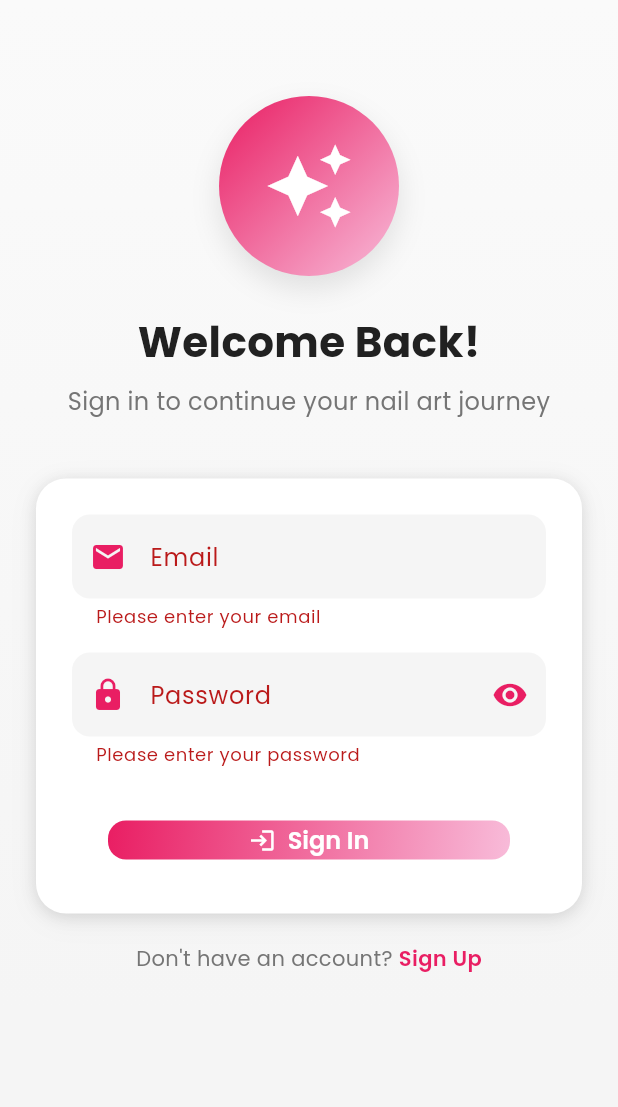
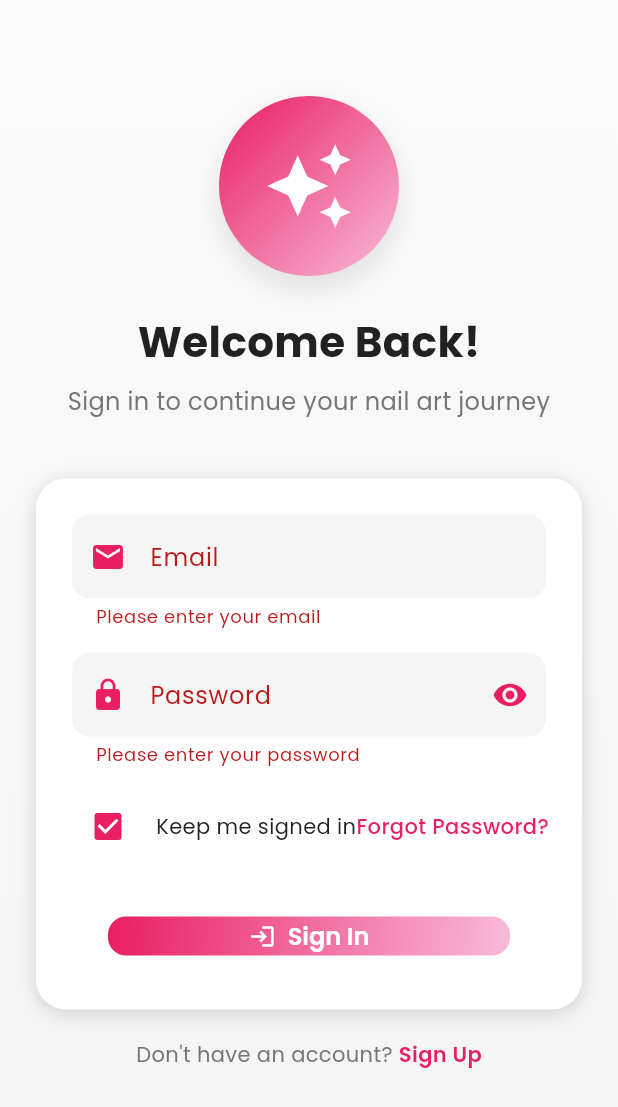
Before and after one commit to odardes/nailStore, a Flutter app: the screen it shows after launch, after a tap on "Sign In", on a phone screen of 412 x 824 dp. Shown: the top 1107 px of the screen. Run offline on Flutter 3.47's test engine with Material 3 defaults, Android fonts, the light colour scheme and no system bars; our stand-ins replace cached_network_image, google_fonts, image_picker, share_plus, shared_preferences; missing offline and left inert: file_saver, gal; accounts and stored records are empty; network calls fail.

Commit message:
🔐 Fix authentication persistence issue
- Add 'Keep me signed in' checkbox to login screen
- Implement temporary session mode for better UX
- Improve error recovery for authentication state
- Add session extension logic to maintain login state
- Fix browser restart requiring sign up every time

Fixes: Chrome restart authentication issue

```diff
--- a/lib/providers/user_provider.dart
+++ b/lib/providers/user_provider.dart
@@ -29,6 +29,7 @@ class UserProvider with ChangeNotifier {
     try {
       final prefs = await SharedPreferences.getInstance();
       final isLoggedIn = prefs.getBool(_isLoggedInKey) ?? false;
+      final sessionType = prefs.getString('session_type');
 
       if (isLoggedIn) {
         final userJson = prefs.getString(_userKey);
@@ -36,12 +37,28 @@ class UserProvider with ChangeNotifier {
           final userMap = json.decode(userJson) as Map<String, dynamic>;
           _currentUser = User.fromJson(userMap);
           _isLoggedIn = true;
+
+          // Only extend session if it's not temporary
+          if (sessionType != 'temporary') {
+            await prefs.setBool(_isLoggedInKey, true);
+          }
         }
       }
     } catch (e) {
-      // Error loading user data
-      _currentUser = null;
-      _isLoggedIn = false;
+      // Error loading user data - try to keep user logged in if data exists
+      try {
+        final prefs = await SharedPreferences.getInstance();
+        final userJson = prefs.getString(_userKey);
+        if (userJson != null) {
+          final userMap = json.decode(userJson) as Map<String, dynamic>;
+          _currentUser = User.fromJson(userMap);
+          _isLoggedIn = true;
+          await prefs.setBool(_isLoggedInKey, true);
+        }
+      } catch (e2) {
+        _currentUser = null;
+        _isLoggedIn = false;
+      }
     } finally {
       _isLoading = false;
       notifyListeners();
@@ -83,6 +100,11 @@ class UserProvider with ChangeNotifier {
       _currentUser = user;
       _isLoggedIn = true;
 
+      // Registration always remembers user
+      final prefs = await SharedPreferences.getInstance();
+      await prefs.setBool(_isLoggedInKey, true);
+      await prefs.remove('session_type');
+
       _isLoading = false;
       notifyListeners();
       return true;
@@ -98,6 +120,7 @@ class UserProvider with ChangeNotifier {
   Future<bool> login({
     required String email,
     required String password,
+    bool rememberMe = true,
   }) async {
     _isLoading = true;
     notifyListeners();
@@ -118,7 +141,14 @@ class UserProvider with ChangeNotifier {
         }
 
         _isLoggedIn = true;
-        await prefs.setBool(_isLoggedInKey, true);
+        await prefs.setBool(_isLoggedInKey, rememberMe);
+
+        // If remember me is false, set a session flag
+        if (!rememberMe) {
+          await prefs.setString('session_type', 'temporary');
+        } else {
+          await prefs.remove('session_type');
+        }
 
         _isLoading = false;
         notifyListeners();
--- a/lib/screens/auth/login_screen.dart
+++ b/lib/screens/auth/login_screen.dart
@@ -18,6 +18,7 @@ class _LoginScreenState extends State<LoginScreen> with TickerProviderStateMixin
 
   bool _isLoginMode = true;
   bool _obscurePassword = true;
+  bool _rememberMe = true; // Default to true for better UX
   late AnimationController _animationController;
   late Animation<double> _fadeAnimation;
   late Animation<Offset> _slideAnimation;
@@ -150,6 +151,10 @@ class _LoginScreenState extends State<LoginScreen> with TickerProviderStateMixin
             _buildEmailField(),
             const SizedBox(height: 16),
             _buildPasswordField(),
+            if (_isLoginMode) ...[
+              const SizedBox(height: 16),
+              _buildRememberMeCheckbox(),
+            ],
             const SizedBox(height: 24),
             _buildSubmitButton(),
           ],
@@ -258,6 +263,44 @@ class _LoginScreenState extends State<LoginScreen> with TickerProviderStateMixin
     );
   }
 
+  Widget _buildRememberMeCheckbox() {
+    return Row(
+      children: [
+        Checkbox(
+          value: _rememberMe,
+          activeColor: AppConstants.primaryPink,
+          onChanged: (value) {
+            setState(() {
+              _rememberMe = value ?? true;
+            });
+          },
+        ),
+        const SizedBox(width: 8),
+        const Text(
+          'Keep me signed in',
+          style: TextStyle(
+            color: AppConstants.textDark,
+            fontSize: 14,
+          ),
+        ),
+        const Spacer(),
+        GestureDetector(
+          onTap: () {
+            // Forgot password functionality can be added here
+          },
+          child: const Text(
+            'Forgot Password?',
+            style: TextStyle(
+              color: AppConstants.primaryPink,
+              fontSize: 14,
+              fontWeight: FontWeight.w500,
+            ),
+          ),
+        ),
+      ],
+    );
+  }
+
   Widget _buildSubmitButton() {
     return Consumer<UserProvider>(
       builder: (context, userProvider, child) {
@@ -360,6 +403,7 @@ class _LoginScreenState extends State<LoginScreen> with TickerProviderStateMixin
       success = await userProvider.login(
         email: _emailController.text.trim(),
         password: _passwordController.text,
+        rememberMe: _rememberMe,
       );
 
       if (!success && mounted) {
```
